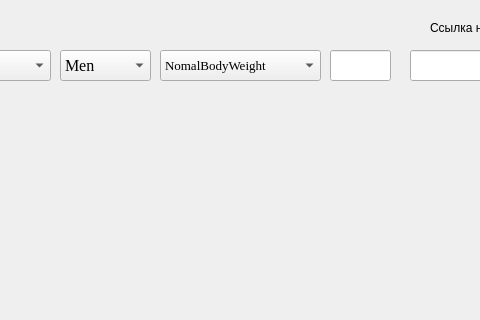
Old version of the form mainform.ui in the repository rutraq/wearByWeatherFirebase; both pictures show x 290 to 770 and y 0 to 320 of the 1301 by 410 pixel window.
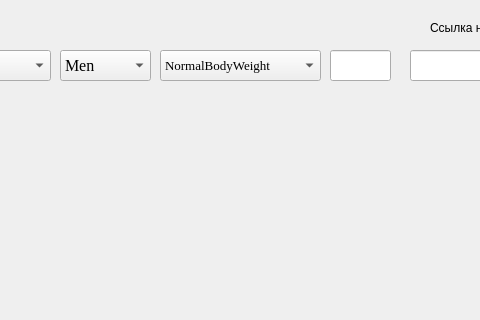
New version of the form.

Commit message: firestore read and write

Diff of the .ui file:
```diff
--- a/mainform.ui
+++ b/mainform.ui
@@ -173,11 +173,11 @@
      </font>
     </property>
     <property name="currentText">
-     <string>NomalBodyWeight</string>
+     <string>NormalBodyWeight</string>
     </property>
     <item>
      <property name="text">
-      <string>NomalBodyWeight</string>
+      <string>NormalBodyWeight</string>
      </property>
     </item>
     <item>
```
The commit also changes 2 other files.
